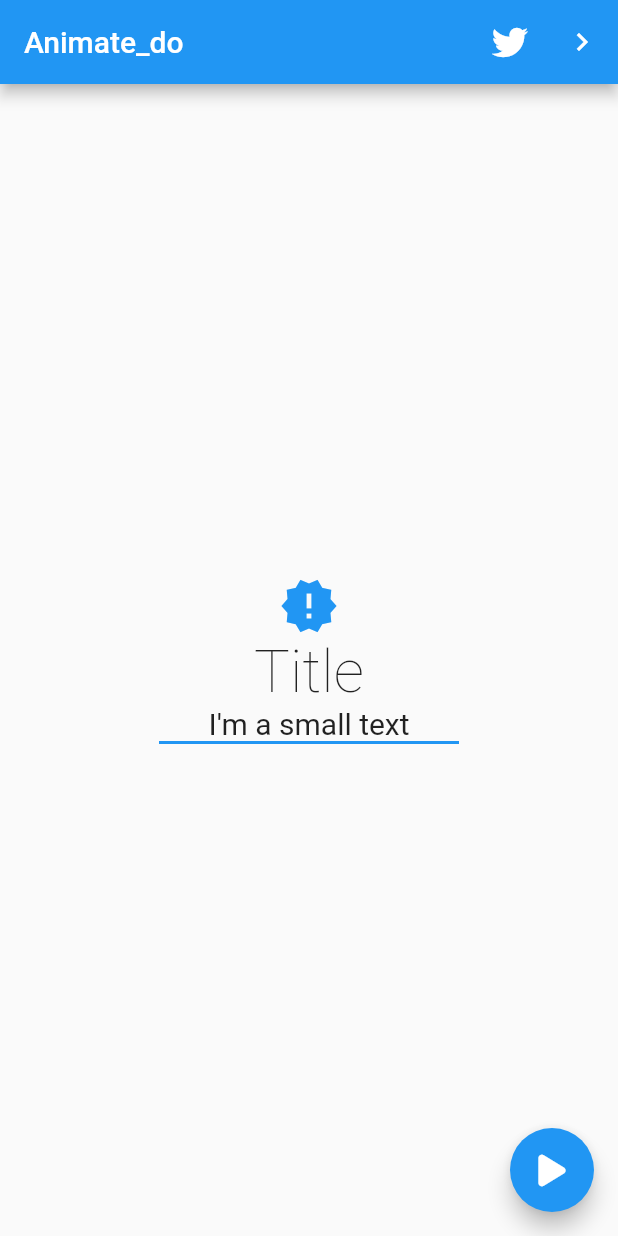
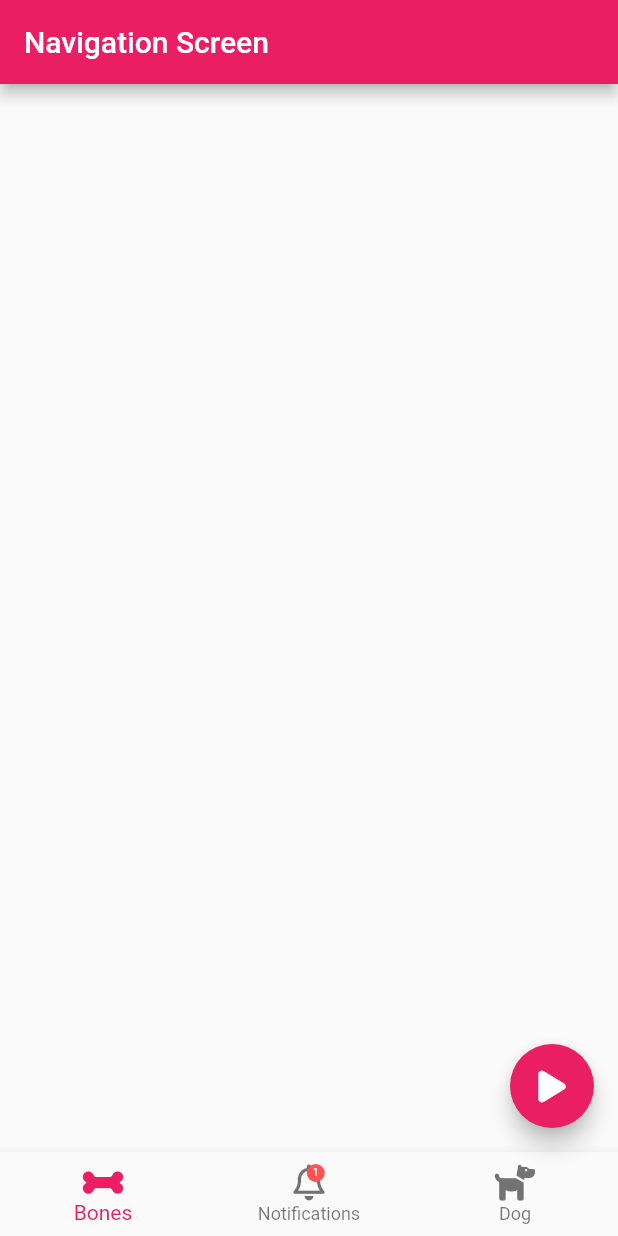
Before and after one commit to IDaMariusI/Animations_with_Animate_do, a Flutter app: the screen it shows after launch, on a phone screen of 412 x 824 dp. Run offline on Flutter 3.47's test engine with Material 2 defaults, Android fonts, the phone set to English and light mode, and no system bars; our stand-ins replace animate_do, font_awesome_flutter.

Commit message:
124. Diseno de pagina con menu

```diff
--- a/lib/main.dart
+++ b/lib/main.dart
@@ -12,7 +12,7 @@ class MyApp extends StatelessWidget {
     return const MaterialApp(
       debugShowCheckedModeBanner: false,
       title: 'Animate_do',
-      home: Screen1Screen(),
+      home: NavigationScreen(),
     );
   }
 }
--- /dev/null
+++ b/lib/src/screens/navigation_screen.dart
@@ -0,0 +1,83 @@
+import 'package:flutter/material.dart';
+
+import 'package:font_awesome_flutter/font_awesome_flutter.dart';
+
+class NavigationScreen extends StatelessWidget {
+  const NavigationScreen({super.key});
+
+  @override
+  Widget build(BuildContext context) {
+    return Scaffold(
+      appBar: AppBar(
+        backgroundColor: Colors.pink,
+        title: const Text('Navigation Screen'),
+      ),
+      floatingActionButton: const FloatingButton(),
+      bottomNavigationBar: const BottomNavigation(),
+    );
+  }
+}
+
+class FloatingButton extends StatelessWidget {
+  const FloatingButton({super.key});
+
+  @override
+  Widget build(BuildContext context) {
+    return FloatingActionButton(
+      backgroundColor: Colors.pink,
+      onPressed: () {},
+      child: const FaIcon(FontAwesomeIcons.play),
+    );
+  }
+}
+
+class BottomNavigation extends StatelessWidget {
+  const BottomNavigation({super.key});
+
+  @override
+  Widget build(BuildContext context) {
+    return BottomNavigationBar(
+      currentIndex: 0,
+      selectedItemColor: Colors.pink,
+      items: [
+        const BottomNavigationBarItem(
+          label: 'Bones',
+          icon: FaIcon(FontAwesomeIcons.bone),
+        ),
+        BottomNavigationBarItem(
+          label: 'Notifications',
+          icon: Stack(
+            children: <Widget>[
+              const FaIcon(FontAwesomeIcons.bell),
+              Positioned(
+                top: 0.0,
+                right: 0.0,
+                // child: Icon(Icons.brightness_1, size: 8, color: Colors.redAccent),
+                child: Container(
+                  alignment: Alignment.center,
+                  height: 12,
+                  width: 12,
+                  decoration: const BoxDecoration(
+                    color: Colors.redAccent,
+                    shape: BoxShape.circle,
+                  ),
+                  child: const Text(
+                    '1',
+                    style: TextStyle(
+                      color: Colors.white,
+                      fontSize: 7,
+                    ),
+                  ),
+                ),
+              ),
+            ],
+          ),
+        ),
+        const BottomNavigationBarItem(
+          label: 'Dog',
+          icon: FaIcon(FontAwesomeIcons.dog),
+        ),
+      ],
+    );
+  }
+}
--- a/lib/src/screens/screens.dart
+++ b/lib/src/screens/screens.dart
@@ -1,2 +1,3 @@
+export 'package:animate_do_app/src/screens/navigation_screen.dart';
+export 'package:animate_do_app/src/screens/screen1_screen.dart';
 export 'package:animate_do_app/src/screens/twitter_screen.dart';
-export 'package:animate_do_app/src/screens/screen1_screen.dart';
```
